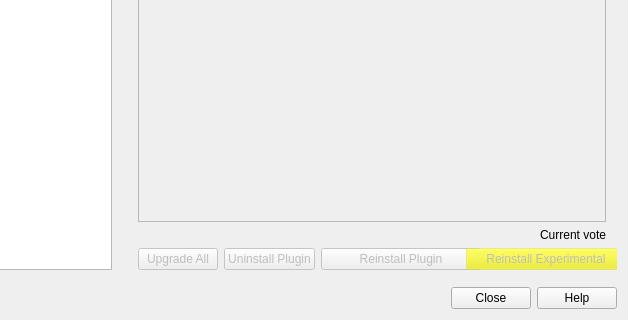
Before: the Qt Designer form src/ui/qgspluginmanagerbase.ui in qgis/QGIS, drawn with Qt 5; both pictures show x 259 to 887 and y 421 to 741 of the 887 by 741 pixel window.
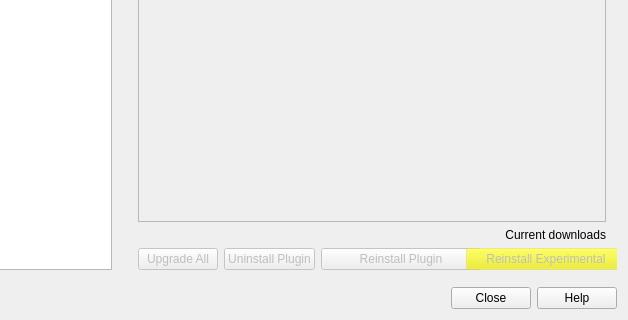
After: the same form once the commit is applied. Icons and pictures are not drawn. Custom widgets are drawn as their Qt base class.

Commit message: Rename voteRating to downloadCount

```diff
--- a/src/ui/qgspluginmanagerbase.ui
+++ b/src/ui/qgspluginmanagerbase.ui
@@ -411,7 +411,7 @@
                  <item row="0" column="0" colspan="2">
                   <widget class="QLabel" name="voteRating">
                    <property name="text">
-                    <string>Current vote</string>
+                    <string>Current downloads</string>
                    </property>
                    <property name="alignment">
                     <set>Qt::AlignmentFlag::AlignRight|Qt::AlignmentFlag::AlignTrailing|Qt::AlignmentFlag::AlignVCenter</set>
```
Left out of the diff: 2 changed lines with no effect on the pictures. The commit also changes 1 other file.
